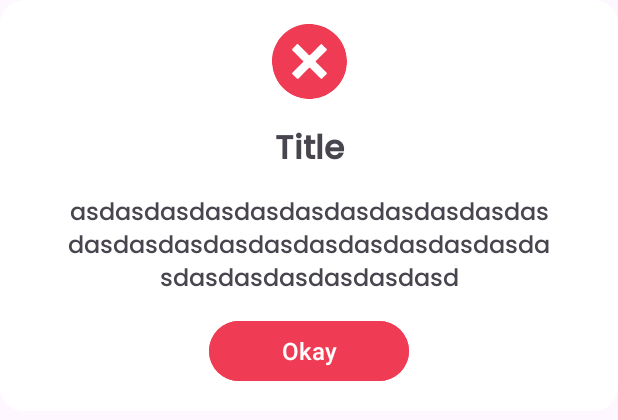
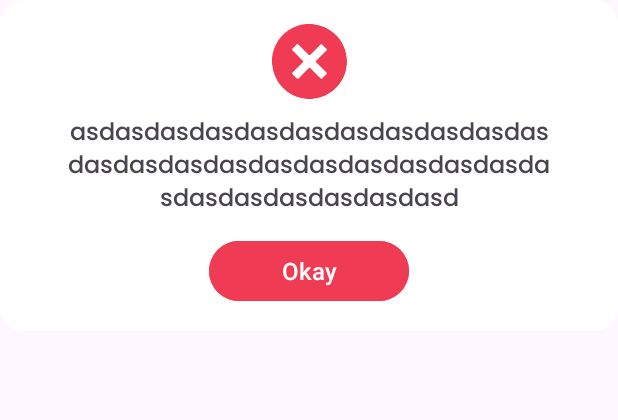
Before and after one commit to Emircan-Kirez/Yummy, an Android app: the layout dialog_error.xml on its own in the app's theme, with its tools: preview values and no code run, on a phone screen of 412 x 824 dp. Shown: the top 420 px of the screen. Run offline under Robolectric (Android 15) with nearby library versions, the light colour scheme and no system bars.

Commit message:
remove title from error and info dialog

```diff
--- a/app/src/main/java/com/emircankirez/yummy/ui/presentation/dialog/ErrorDialog.kt
+++ b/app/src/main/java/com/emircankirez/yummy/ui/presentation/dialog/ErrorDialog.kt
@@ -25,9 +25,8 @@ class ErrorDialog constructor(
         return dialog
     }
 
-    fun show(title: String, desc: String, onClicked: () -> Unit){
+    fun show(desc: String, onClicked: () -> Unit){
         binding.apply {
-            tvTitle.text = title
             tvDesc.text = desc
 
             btnDialogButton.setOnClickListener {
--- a/app/src/main/java/com/emircankirez/yummy/ui/presentation/dialog/InfoDialog.kt
+++ b/app/src/main/java/com/emircankirez/yummy/ui/presentation/dialog/InfoDialog.kt
@@ -25,9 +25,8 @@ class InfoDialog constructor(
         return dialog
     }
 
-    fun show(title: String, desc: String, onClicked: () -> Unit){
+    fun show(desc: String, onClicked: () -> Unit){
         binding.apply {
-            tvTitle.text = title
             tvDesc.text = desc
 
             btnDialogButton.setOnClickListener {
--- a/app/src/main/res/layout/dialog_error.xml
+++ b/app/src/main/res/layout/dialog_error.xml
@@ -39,20 +39,6 @@
 
 
     <TextView
-        android:id="@+id/tvTitle"
-        android:layout_width="@dimen/dp_0"
-        android:layout_height="wrap_content"
-        android:layout_marginTop="@dimen/dp_16"
-        android:gravity="center"
-        android:textSize="@dimen/dialog_title"
-        android:textStyle="bold"
-        app:layout_constraintEnd_toEndOf="@id/v_guideline_0.85"
-        app:layout_constraintStart_toStartOf="@id/v_guideline_0.15"
-        app:layout_constraintTop_toBottomOf="@id/ivDialogImage"
-        tools:text="Title" />
-
-
-    <TextView
         android:id="@+id/tvDesc"
         android:layout_width="@dimen/dp_0"
         android:layout_height="wrap_content"
@@ -63,7 +49,7 @@
         app:layout_constraintBottom_toTopOf="@id/btnDialogButton"
         app:layout_constraintEnd_toEndOf="@id/v_guideline_0.85"
         app:layout_constraintStart_toStartOf="@id/v_guideline_0.15"
-        app:layout_constraintTop_toBottomOf="@id/tvTitle"
+        app:layout_constraintTop_toBottomOf="@id/ivDialogImage"
         tools:text="asdasdasdasdasdasdasdasdasdasdasdasdasdasdasdasdasdasdasdasdasdasdasdasdasdasdasdasd" />
 
     <com.google.android.material.button.MaterialButton
```
Also changed, not shown: app/src/main/res/layout/dialog_info.xml (+1 -15 lines).
